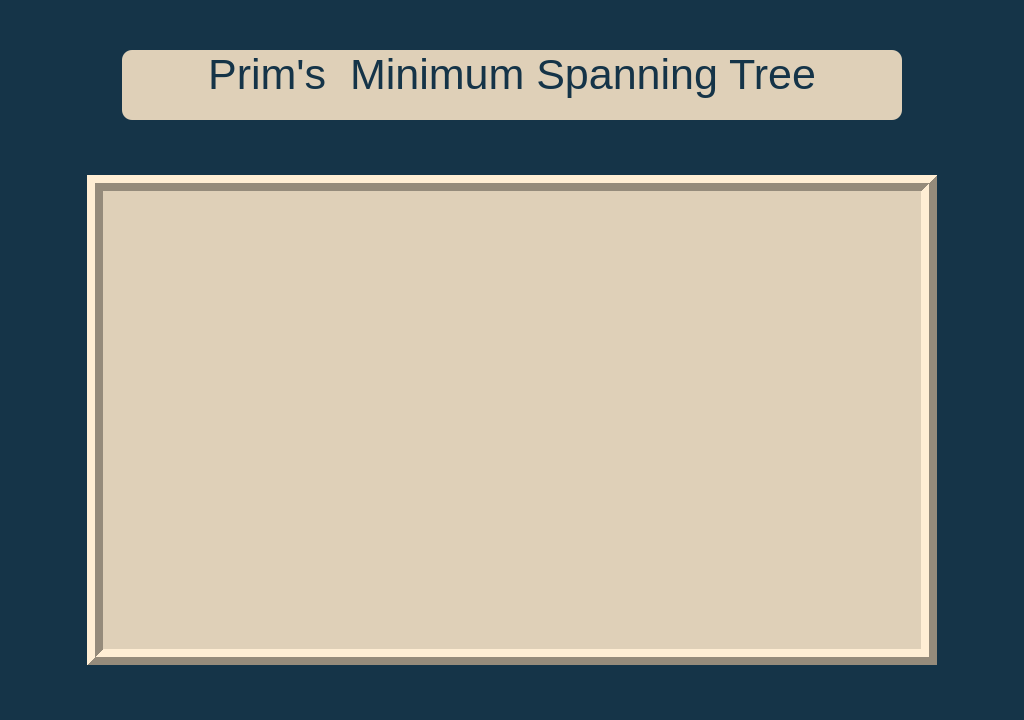
Qt form AlgorithmWindow.ui (mohamedtarek132/RoadMapConstruction) before a commit.
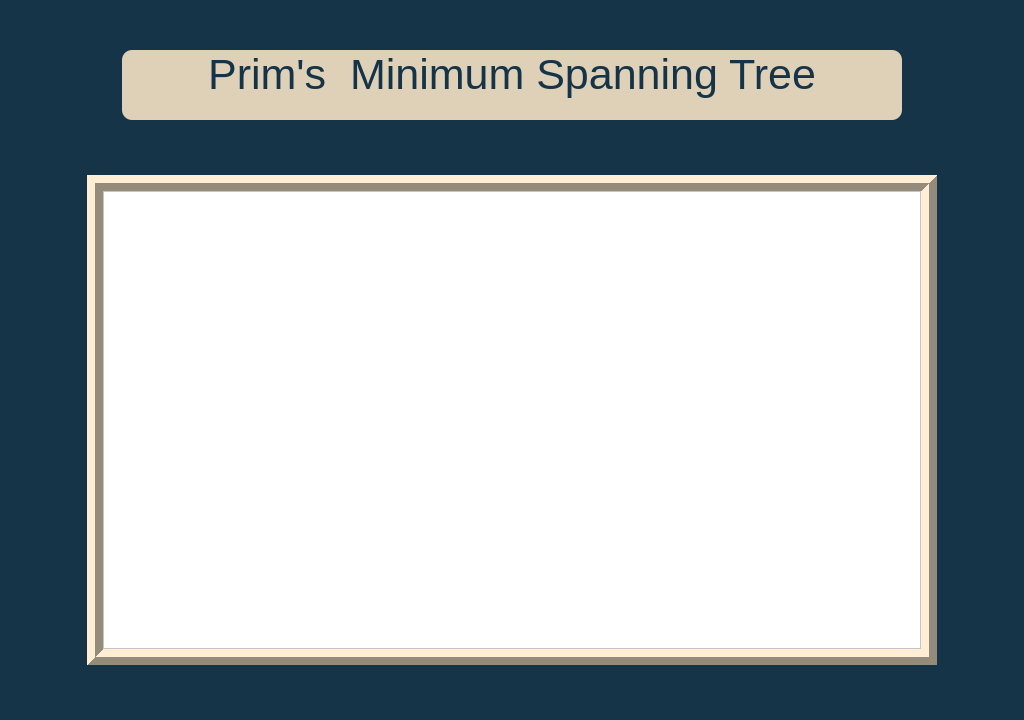
The same form after that commit.

What changed in the file:
```diff
--- a/AlgorithmWindow.ui
+++ b/AlgorithmWindow.ui
@@ -84,6 +84,25 @@
     <property name="lineWidth">
      <number>8</number>
     </property>
+    <widget class="QFrame" name="frame_2">
+     <property name="geometry">
+      <rect>
+       <x>16</x>
+       <y>16</y>
+       <width>818</width>
+       <height>458</height>
+      </rect>
+     </property>
+     <property name="styleSheet">
+      <string notr="true">background-color: rgb(255, 255, 255);</string>
+     </property>
+     <property name="frameShape">
+      <enum>QFrame::StyledPanel</enum>
+     </property>
+     <property name="frameShadow">
+      <enum>QFrame::Raised</enum>
+     </property>
+    </widget>
    </widget>
   </widget>
  </widget>
```
